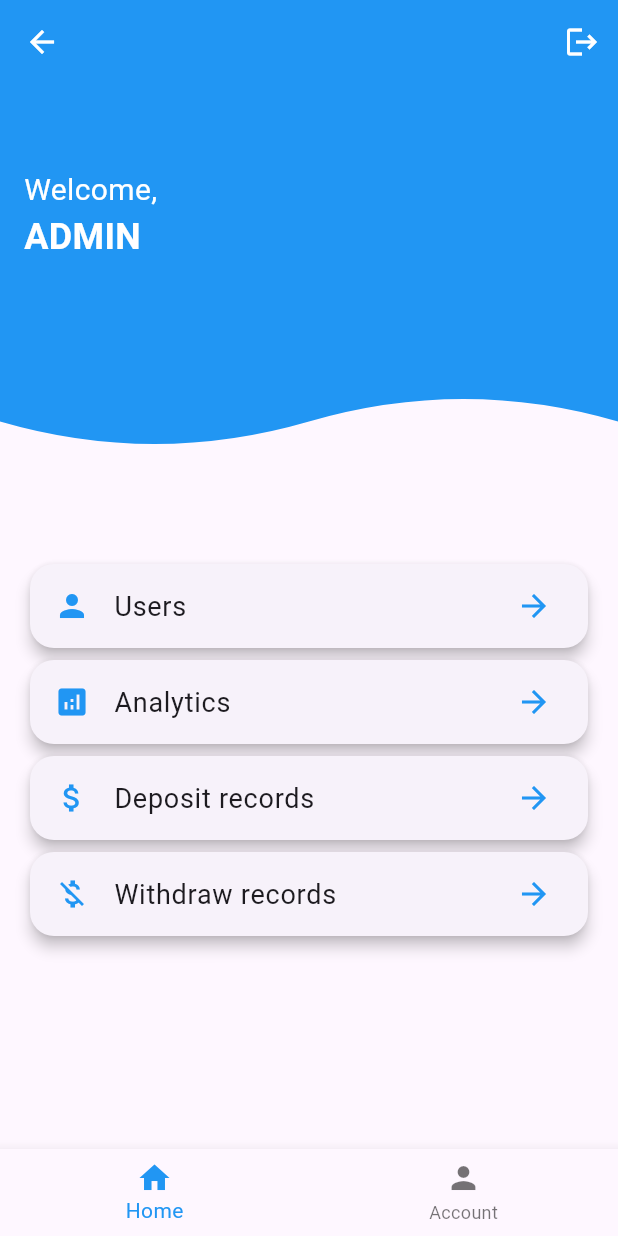
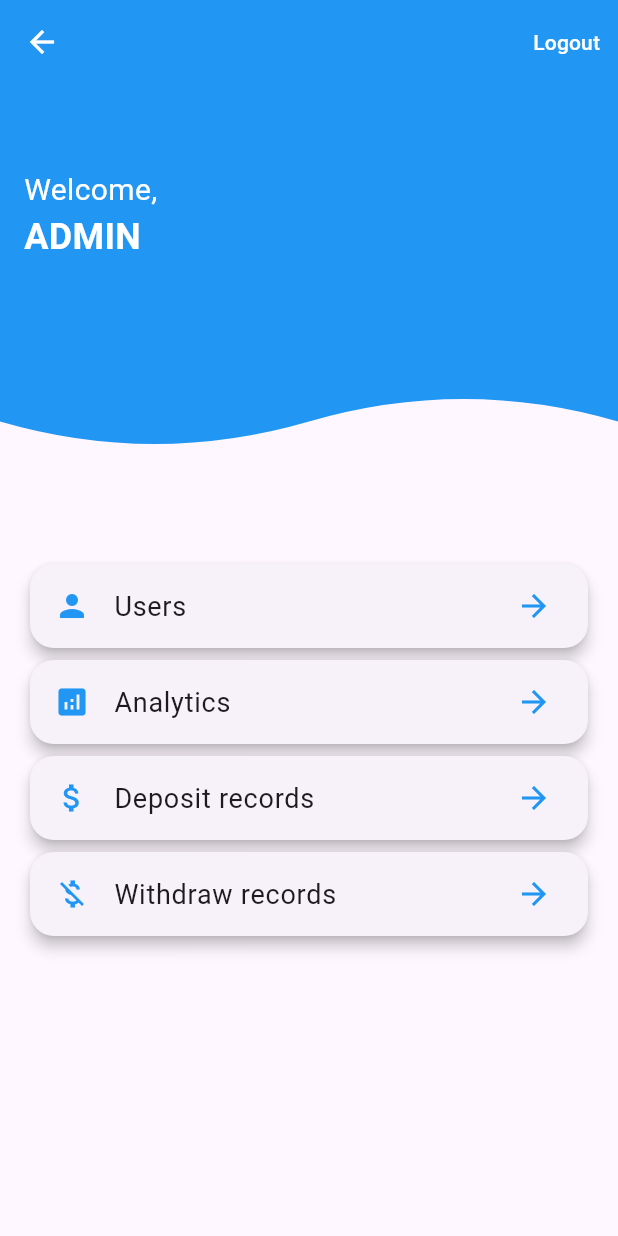
Before and after one commit to Group17-Recess/GROWGRAIL, a Flutter app: the Admin screen opened directly, on a phone screen of 412 x 824 dp. Run offline on Flutter 3.47's test engine with Material 3 defaults, Android fonts, the phone set to English and light mode, and no system bars; our stand-ins replace carousel_slider, cloud_firestore, firebase_auth, firebase_core, flutter_signin_button, google_sign_in; missing offline and left inert: flutterwave_standard; accounts and stored records are empty.

Commit message:
admin log out

```diff
--- a/lib/pages/adminboard.dart
+++ b/lib/pages/adminboard.dart
@@ -1,9 +1,13 @@
+import 'package:firebase_auth/firebase_auth.dart';
 import 'package:flutter/material.dart';
+import 'package:provider/provider.dart';
 import 'package:growgrail/pages/target_edit.dart';
-import 'admin_biodata.dart';
-import 'home.dart';
-import 'summary_page.dart';
-import 'userlist.dart';
+import 'package:growgrail/pages/targetpage.dart';
+import 'package:growgrail/pages/userprovider.dart';
+import 'package:growgrail/pages/admin_biodata.dart';
+import 'package:growgrail/pages/home.dart';
+import 'package:growgrail/pages/summary_page.dart';
+import 'package:growgrail/pages/userlist.dart';
 
 class Admin extends StatefulWidget {
   @override
@@ -30,11 +34,25 @@ class _AdminState extends State<Admin> {
     });
   }
 
-  void _logout() {
-    Navigator.pushReplacement(
-      context,
-      MaterialPageRoute(builder: (context) => MyHomePage(title: '',)),
-    );
+  void _logout(BuildContext context) {
+    final userProvider = Provider.of<UserProvider>(context, listen: false);
+
+    // Clear user data
+    userProvider.clearUserData();
+
+    // Sign out from Firebase
+    FirebaseAuth.instance.signOut().then((_) {
+      // Navigate to MyHomePage after logging out
+      Navigator.pushReplacement(
+        context,
+        MaterialPageRoute(builder: (context) => MyHomePage(title: '',)),
+      );
+    }).catchError((error) {
+      // Handle errors if any
+      ScaffoldMessenger.of(context).showSnackBar(
+        SnackBar(content: Text('Logout failed: ${error.toString()}')),
+      );
+    });
   }
 
   void _navigateTo(String route) {
@@ -85,9 +103,12 @@ class _AdminState extends State<Admin> {
         backgroundColor: Colors.blue,
         iconTheme: const IconThemeData(color: Colors.white),
         actions: [
-          IconButton(
-            icon: const Icon(Icons.logout),
-            onPressed: _logout,
+          TextButton(
+            onPressed: () => _logout(context),
+            child: const Text(
+              'Logout',
+              style: TextStyle(color: Colors.white),
+            ),
           ),
         ],
       ),
@@ -107,13 +128,13 @@ class _AdminState extends State<Admin> {
                 padding: const EdgeInsets.all(16.0),
                 child: Column(
                   crossAxisAlignment: CrossAxisAlignment.start,
-                  children: const [
-                    SizedBox(height: 40),
-                    Text(
+                  children: [
+                    const SizedBox(height: 40),
+                    const Text(
                       'Welcome,',
                       style: TextStyle(color: Colors.white, fontSize: 20),
                     ),
-                    Text(
+                    const Text(
                       'ADMIN',
                       style: TextStyle(
                         color: Colors.white,
@@ -138,21 +159,6 @@ class _AdminState extends State<Admin> {
             ),
           ),
         ],
-      ),
-      bottomNavigationBar: BottomNavigationBar(
-        items: const <BottomNavigationBarItem>[
-          BottomNavigationBarItem(
-            icon: Icon(Icons.home),
-            label: 'Home',
-          ),
-          BottomNavigationBarItem(
-            icon: Icon(Icons.person),
-            label: 'Account',
-          ),
-        ],
-        currentIndex: _selectedIndex,
-        selectedItemColor: Colors.blue,
-        onTap: _onItemTapped,
       ),
     );
   }
```
Also changed, not shown: lib/pages/dbscreen.dart (+74 -41 lines), lib/pages/withdraw.dart (+149 -43 lines).
